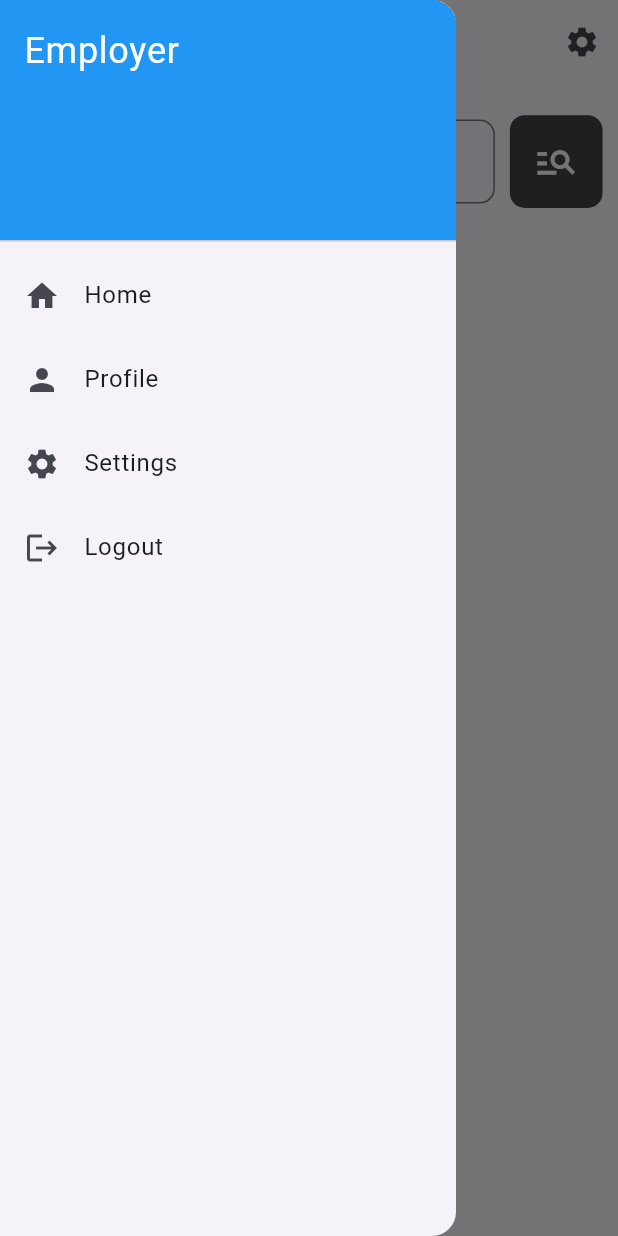
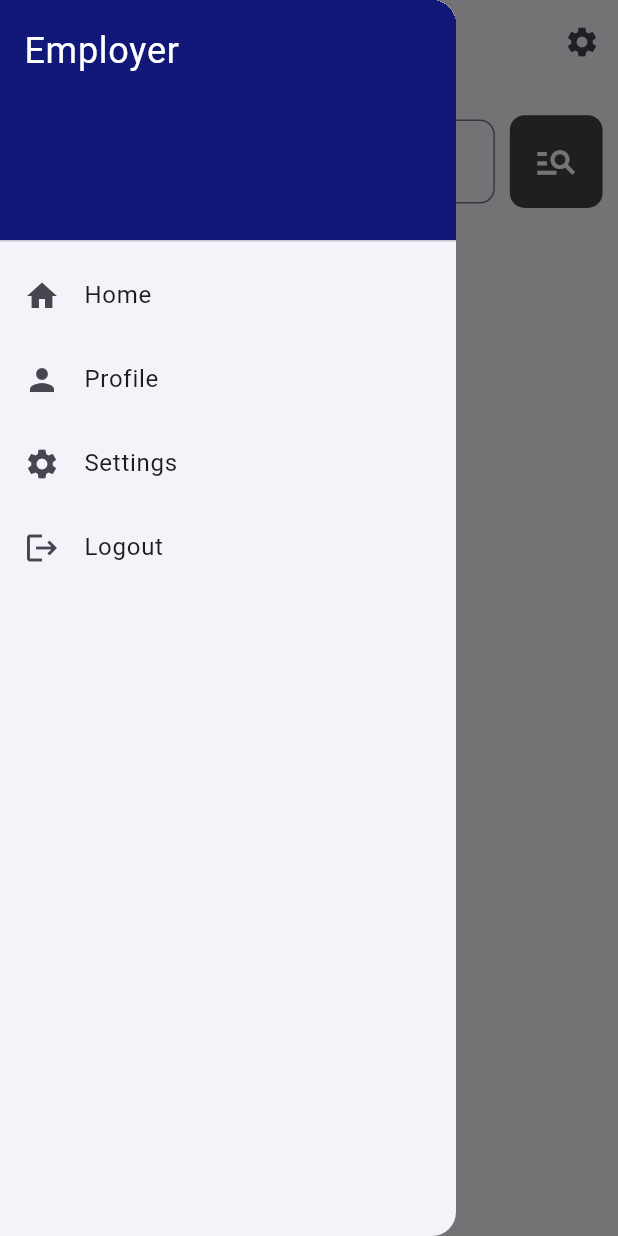
Before and after one commit to Sanuda3088/Madhack, a Flutter app: the EmployerHomePage screen opened directly, with the side drawer open, on a phone screen of 412 x 824 dp. Run offline on Flutter 3.47's test engine with Material 3 defaults, Android fonts, the phone set to English and light mode, and no system bars; our stand-ins replace cloud_firestore, dotted_border, firebase_auth, firebase_core; missing offline and left inert: dart:ffi; accounts and stored records are empty.

Commit message:
few changes has been made in the homepage

```diff
--- a/lib/Employer/homepage.dart
+++ b/lib/Employer/homepage.dart
@@ -2,6 +2,7 @@ import 'package:cloud_firestore/cloud_firestore.dart';
 import 'package:firebase_auth/firebase_auth.dart';
 import 'package:flutter/material.dart';
 import 'package:jobfinder/Applicant/components/drawerview.dart';
+import 'package:jobfinder/Controllers/userdividingpage.dart';
 import 'package:jobfinder/Employer/components/recentjobposts.dart';
 import 'package:jobfinder/Employer/multistepform.dart';
 import 'package:jobfinder/globals.dart';
@@ -14,6 +15,7 @@ class EmployerHomePage extends StatefulWidget {
 }
 
 class _EmployerHomePageState extends State<EmployerHomePage> {
+  final FirebaseAuth _firebaseAuth = FirebaseAuth.instance;
   final TextEditingController _searchController = TextEditingController();
   late double width;
   late double height;
@@ -41,10 +43,10 @@ class _EmployerHomePageState extends State<EmployerHomePage> {
       ),
       drawer: Drawer(
         child: ListView(
-          children: const <Widget>[
-            DrawerHeader(
+          children: <Widget>[
+            const DrawerHeader(
               decoration: BoxDecoration(
-                color: Colors.blue,
+                color: Color.fromARGB(255, 17, 24, 119),
               ),
               child: Text(
                 'Employer',
@@ -55,20 +57,37 @@ class _EmployerHomePageState extends State<EmployerHomePage> {
               ),
             ),
             ListTile(
-              leading: Icon(Icons.home),
-              title: Text('Home'),
+              leading: const Icon(Icons.home),
+              title: const Text('Home'),
+              onTap: () {
+                Navigator.push(
+                  context,
+                  MaterialPageRoute<void>(
+                    builder: (BuildContext context) => const EmployerHomePage(),
+                  ),
+                );
+              },
             ),
-            ListTile(
+            const ListTile(
               leading: Icon(Icons.person),
               title: Text('Profile'),
             ),
-            ListTile(
+            const ListTile(
               leading: Icon(Icons.settings),
               title: Text('Settings'),
             ),
             ListTile(
-              leading: Icon(Icons.logout),
-              title: Text('Logout'),
+              leading: const Icon(Icons.logout),
+              title: const Text('Logout'),
+              onTap: () {
+                signOut();
+                Navigator.push(
+                  context,
+                  MaterialPageRoute<void>(
+                    builder: (BuildContext context) => const UserDividingPage(),
+                  ),
+                );
+              },
             ),
           ],
         ),
@@ -218,4 +237,8 @@ class _EmployerHomePageState extends State<EmployerHomePage> {
       return [];
     }
   }
+
+  Future<void> signOut() async {
+    await _firebaseAuth.signOut();
+  }
 }
```
